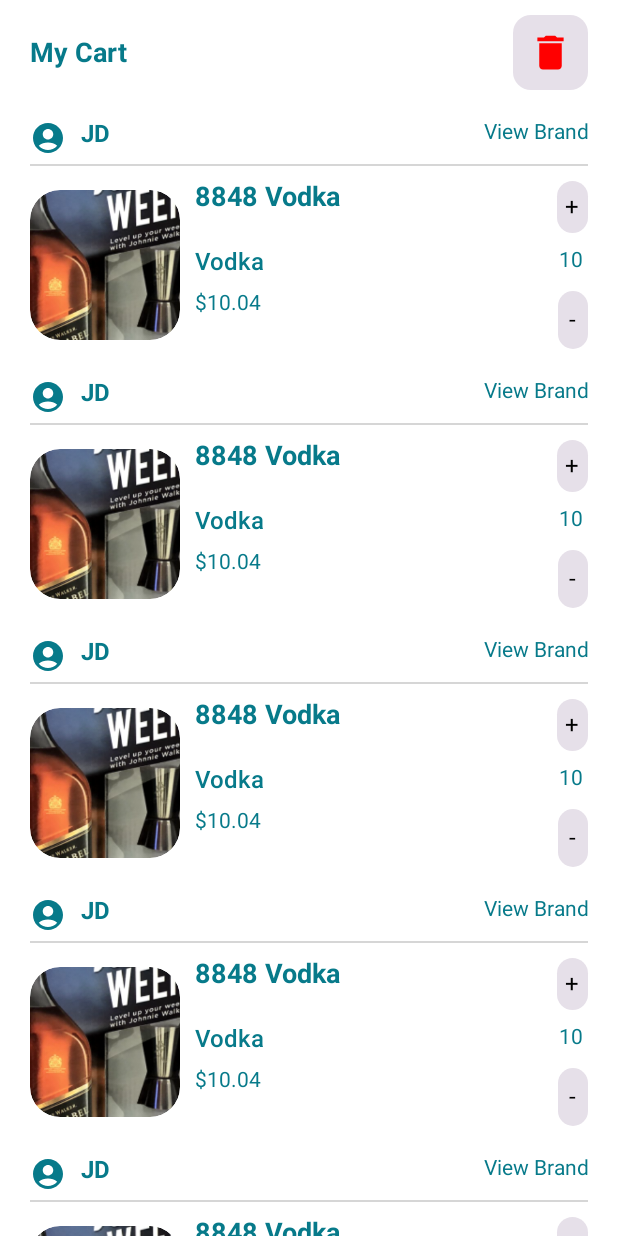
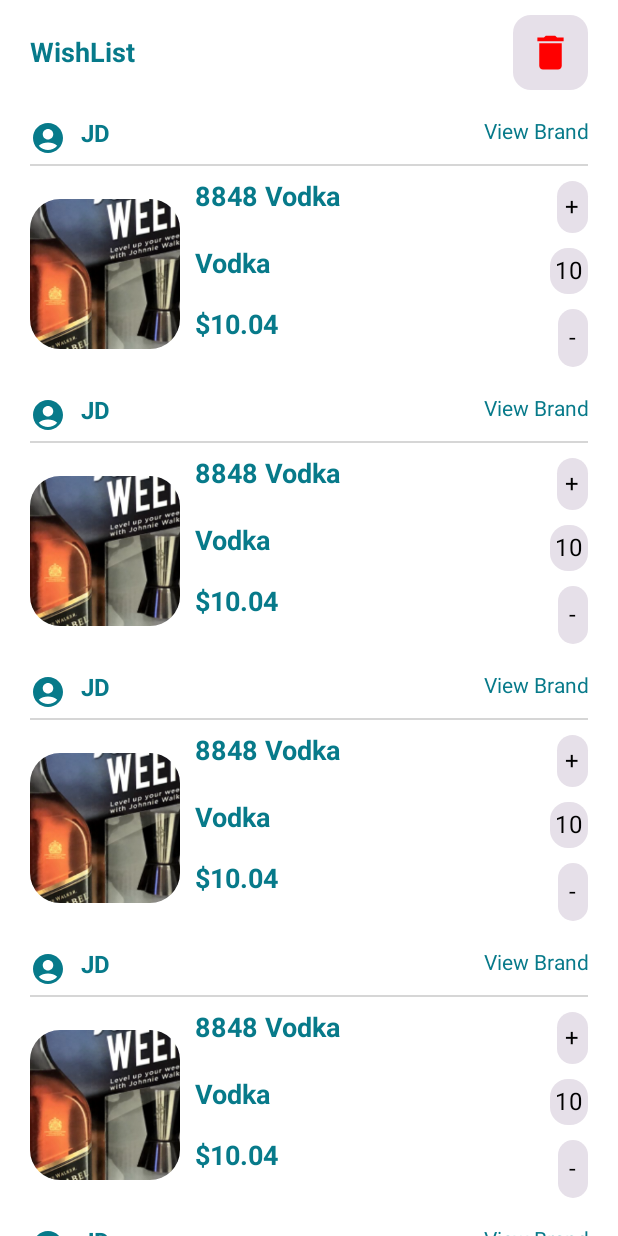
Before and after one commit to Saurav-cmd/Capstone-Project, an Android app built with Jetpack Compose: the composable WishListPage shown on its own in the app's theme, on a phone screen of 412 x 824 dp. Run offline under Robolectric (Android 15) with nearby library versions, the phone set to English and light mode, and no system bars.

Commit message:
#5 WishList added on navigation bar and working on the UI of WishList page almost completed

```diff
--- a/app/src/main/java/com/saurav/boozebuddy/screens/wishlist/wishlist_page.kt
+++ b/app/src/main/java/com/saurav/boozebuddy/screens/wishlist/wishlist_page.kt
@@ -1,29 +1,13 @@
 package com.saurav.boozebuddy.screens.wishlist
 
 import androidx.compose.foundation.Image
-import androidx.compose.foundation.background
-import androidx.compose.foundation.layout.Arrangement
-import androidx.compose.foundation.layout.Box
-import androidx.compose.foundation.layout.Column
-import androidx.compose.foundation.layout.PaddingValues
-import androidx.compose.foundation.layout.Row
-import androidx.compose.foundation.layout.Spacer
-import androidx.compose.foundation.layout.fillMaxSize
-import androidx.compose.foundation.layout.fillMaxWidth
-import androidx.compose.foundation.layout.height
-import androidx.compose.foundation.layout.imePadding
-import androidx.compose.foundation.layout.navigationBarsPadding
-import androidx.compose.foundation.layout.padding
-import androidx.compose.foundation.layout.size
-import androidx.compose.foundation.layout.width
+import androidx.compose.foundation.layout.*
 import androidx.compose.foundation.lazy.LazyColumn
 import androidx.compose.foundation.shape.RoundedCornerShape
 import androidx.compose.material.icons.Icons
 import androidx.compose.material.icons.filled.AccountCircle
 import androidx.compose.material.icons.filled.Delete
-import androidx.compose.material3.Card
-import androidx.compose.material3.Icon
-import androidx.compose.material3.Text
+import androidx.compose.material3.*
 import androidx.compose.runtime.Composable
 import androidx.compose.ui.Alignment
 import androidx.compose.ui.Modifier
@@ -33,6 +17,7 @@ import androidx.compose.ui.res.painterResource
 import androidx.compose.ui.text.TextStyle
 import androidx.compose.ui.text.font.FontWeight
 import androidx.compose.ui.text.style.TextAlign
+import androidx.compose.ui.unit.Dp
 import androidx.compose.ui.unit.dp
 import androidx.compose.ui.unit.sp
 import com.saurav.boozebuddy.constants.ImagesConst
@@ -45,46 +30,31 @@ fun WishListPage() {
     LazyColumn(
         modifier = Modifier
             .fillMaxSize()
-            .navigationBarsPadding() // Automatically adds padding for the bottom navigation bar
-            .imePadding(), // Adds padding for the on-screen keyboard if needed
+            .navigationBarsPadding()
+            .imePadding(),
         contentPadding = PaddingValues(horizontal = 20.dp, vertical = 10.dp)
     ) {
-        item {
-            TopContainer()
-        }
-        item {
-            Spacer(modifier = Modifier.height(height = 20.dp))
-            CartDesign()
-        }
-        item {
-            Spacer(modifier = Modifier.height(height = 20.dp))
-            CartDesign()
-        }
-        item {
-            Spacer(modifier = Modifier.height(height = 20.dp))
-            CartDesign()
-        }
-        item {
-            Spacer(modifier = Modifier.height(height = 20.dp))
-            CartDesign()
-        }
-        item {
-            Spacer(modifier = Modifier.height(height = 20.dp))
-            CartDesign()
+        item { TopContainer() }
+        items(5) {
+            Spacer(modifier = Modifier.height(20.dp))
+            WishListItem()
         }
     }
 }
 
 @Composable
 private fun TopContainer() {
-    return Row(
+    Row(
         horizontalArrangement = Arrangement.SpaceBetween,
         modifier = Modifier.fillMaxWidth(),
         verticalAlignment = Alignment.CenterVertically
     ) {
         Text(
-            text = "My Cart", style = TextStyle(
-                color = colors.secondary, fontSize = 18.sp, fontWeight = FontWeight.Bold
+            text = "WishList",
+            style = TextStyle(
+                color = colors.secondary,
+                fontSize = 18.sp,
+                fontWeight = FontWeight.Bold
             )
         )
         Card {
@@ -101,112 +71,112 @@ private fun TopContainer() {
 }
 
 @Composable
-private fun CartDesign() {
-    return Column(modifier = Modifier.fillMaxWidth()) {
+private fun WishListItem() {
+    Column(modifier = Modifier.fillMaxWidth()) {
+        WishListHeader()
+        Spacer(modifier = Modifier.height(5.dp))
+        Divider(color = lightGrey)
+        Spacer(modifier = Modifier.height(10.dp))
+        WishListContent()
+    }
+}
+
+@Composable
+private fun WishListHeader() {
     Row(
         modifier = Modifier.fillMaxWidth(),
         horizontalArrangement = Arrangement.SpaceBetween
     ) {
         Row {
-                Icon(imageVector = Icons.Default.AccountCircle, contentDescription = "Bag logo", tint = colors.secondary)
-                Spacer(modifier = Modifier.width(width = 10.dp))
-                Text("JD", style = TextStyle(fontSize = 16.sp, fontWeight = FontWeight.Bold, color = colors.secondary))
+            Icon(
+                imageVector = Icons.Default.AccountCircle,
+                contentDescription = "Bag logo",
+                tint = colors.secondary
+            )
+            Spacer(modifier = Modifier.width(10.dp))
+            Text(
+                text = "JD",
+                style = TextStyle(fontSize = 16.sp, fontWeight = FontWeight.Bold, color = colors.secondary)
+            )
         }
         Text(
-                "View Brand",
+            text = "View Brand",
             style = TextStyle(
                 fontSize = 14.sp,
                 fontWeight = FontWeight.W400,
                 textAlign = TextAlign.End,
                 color = colors.secondary
-                ),
+            )
         )
     }
-        Spacer(modifier = Modifier.height(height = 5.dp))
-        //this is horizontal line......................................................................
-        Row(
-            modifier = Modifier.fillMaxWidth(),
-            horizontalArrangement = Arrangement.Center,
-            verticalAlignment = Alignment.CenterVertically
-        ) {
+}
+
+@Composable
+private fun WishListContent() {
+    Row(verticalAlignment = Alignment.CenterVertically) {
         Box(
             modifier = Modifier
-                    .weight(1f)
-                    .height(1.dp)
-                    .background(lightGrey)
-            )
-        }
-        //this is horizontal line ends here......................................................................
-        Spacer(modifier = Modifier.height(height = 10.dp))
-        Row(
-            verticalAlignment = Alignment.CenterVertically
-        ) {
-            Box(
-                modifier = Modifier
-                    .width(100.dp)
-                    .height(100.dp)
+                .size(100.dp)
                 .clip(RoundedCornerShape(20.dp))
         ) {
             Image(
                 painter = painterResource(id = ImagesConst.banner),
                 contentDescription = "Image",
-                    contentScale = ContentScale.Crop, // Adjust content scale to fit within the box
-                    modifier = Modifier
-                        .fillMaxSize() // Ensure the image takes up the entire box
-                        .clip(RoundedCornerShape(20.dp)) // Apply the same clipping shape
+                contentScale = ContentScale.Crop,
+                modifier = Modifier.fillMaxSize()
             )
         }
-            Spacer(modifier = Modifier.width(width = 10.dp))
-            Column(
-                verticalArrangement = Arrangement.Center,
-            ) {
-                Row(
-                    horizontalArrangement = Arrangement.SpaceBetween,
-                    modifier = Modifier.fillMaxWidth(),
-                ) {
-                    Text(
-                        text = "8848 Vodka",
-                        style = TextStyle(fontSize = 18.sp, fontWeight = FontWeight.Bold, color = colors.secondary)
+        Spacer(modifier = Modifier.width(10.dp))
+        WishListDetails()
+    }
+}
+
+@Composable
+private fun WishListDetails() {
+    Column(verticalArrangement = Arrangement.Center) {
+        WishListDetailsRow(
+            leftText = "8848 Vodka",
+            rightText = "+",
+            rightTextPadding = 5.dp
         )
-                    Card {
-                        Text(
-                            text = "+",
-                            modifier = Modifier.padding(5.dp)
+        Spacer(modifier = Modifier.height(10.dp))
+        WishListDetailsRow(
+            leftText = "Vodka",
+            rightText = "10",
+            rightTextPadding = 3.dp
+        )
+        Spacer(modifier = Modifier.height(10.dp))
+        WishListDetailsRow(
+            leftText = "$10.04",
+            rightText = "-",
+            rightTextPadding = 7.dp
         )
     }
 }
-                Spacer(modifier = Modifier.height(10.dp))
+
+@Composable
+private fun WishListDetailsRow(
+    leftText: String,
+    rightText: String,
+    rightTextPadding: Dp
+) {
     Row(
         horizontalArrangement = Arrangement.SpaceBetween,
         modifier = Modifier.fillMaxWidth()
     ) {
         Text(
-                        text = "Vodka",
-                        style = TextStyle(fontSize = 16.sp, fontWeight = FontWeight.W500, color = colors.secondary)
+            text = leftText,
+            style = TextStyle(
+                fontSize = 18.sp,
+                fontWeight = FontWeight.Bold,
+                color = colors.secondary
             )
-                    Text(
-                        text = "10",
-                        style = TextStyle(textAlign = TextAlign.Center, color = colors.secondary),
-                        modifier = Modifier.padding(end = 3.dp)
-                    )
-                }
-                Spacer(modifier = Modifier.height(10.dp))
-                Row(
-                    horizontalArrangement = Arrangement.SpaceBetween,
-                    modifier = Modifier.fillMaxWidth()
-                ) {
-                    Text(
-                        text = "$10.04",
-                        style = TextStyle(fontSize = 14.sp, fontWeight = FontWeight.W400, color = colors.secondary),
         )
         Card {
             Text(
-                            text = "-",
-                            modifier = Modifier.padding(7.dp)
+                text = rightText,
+                modifier = Modifier.padding(rightTextPadding)
             )
         }
     }
 }
-        }
-    }
-}
```
Lines whose indentation alone changed are shown as unchanged.
